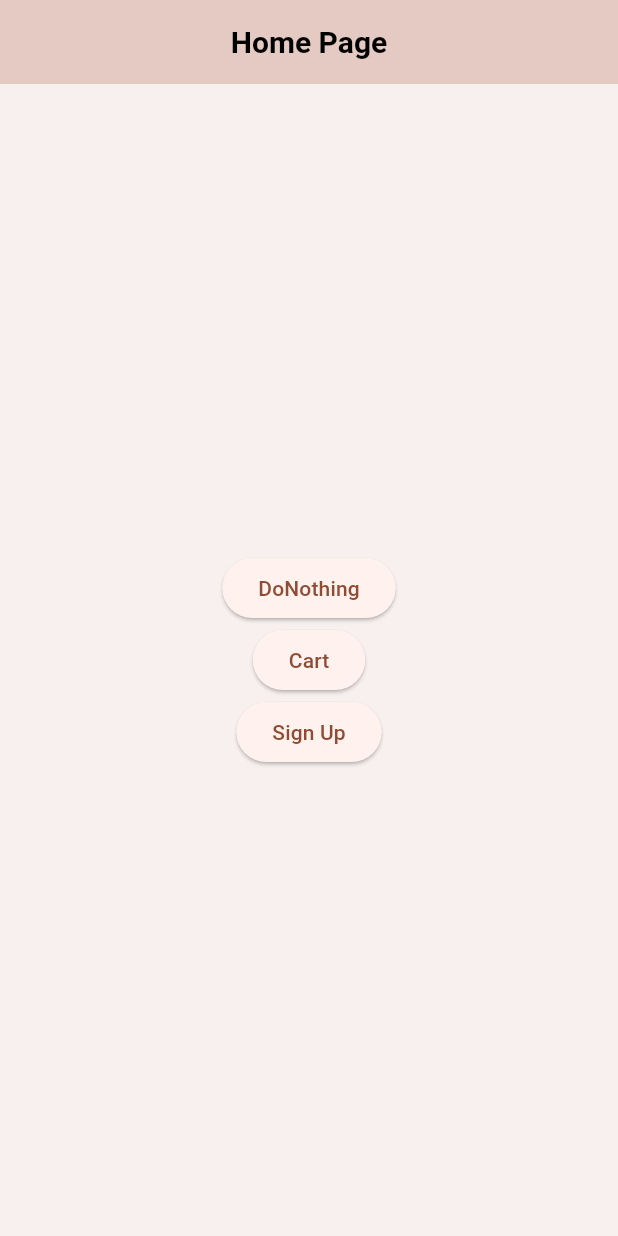
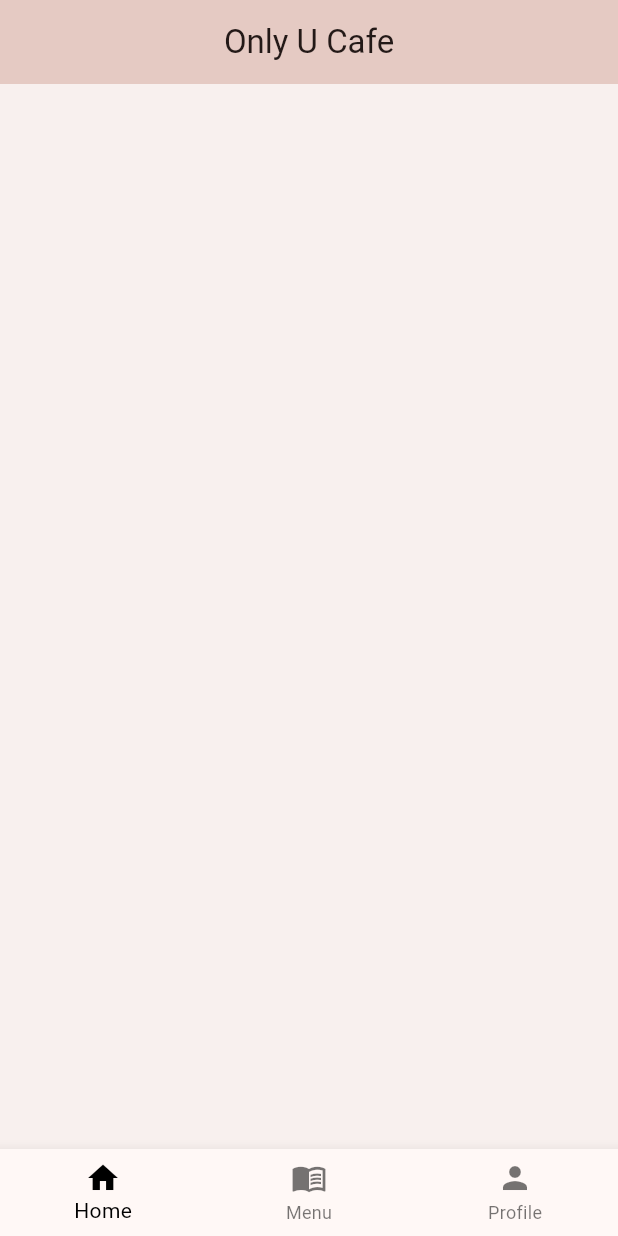
Before and after one commit to xinz02/CareSync, a Flutter app: the screen it shows after launch, on a phone screen of 412 x 824 dp. Run offline on Flutter 3.47's test engine with Material 3 defaults, Android fonts, the phone set to English and light mode, and no system bars; our stand-ins replace cloud_firestore, firebase_auth, firebase_core, go_router, google_fonts, google_sign_in; accounts and stored records are empty.

Commit message:
Home Page

```diff
--- a/lib/home.dart
+++ b/lib/home.dart
@@ -1,31 +1,75 @@
 import 'package:flutter/material.dart';
+import 'package:google_fonts/google_fonts.dart';
 
-class Home extends StatefulWidget {
-  const Home({super.key});
+// class HomePage extends StatefulWidget {
+//   const HomePage({super.key});
+
+//   @override
+//   State<HomePage> createState() => _HomePage();
+// }
+
+// class _HomePage extends State<HomePage> {
+//   @override
+//   Widget build(BuildContext context) {
+//     return Scaffold(
+//       appBar: AppBar(
+//         title: const Text('Home'),
+//       ),
+//       body: const Center(
+//         child: Column(
+//           mainAxisAlignment: MainAxisAlignment.center,
+//           children: [
+//             Text(
+//               'Welcome to Home Page',
+//               style: TextStyle(fontSize: 24.0),
+//             ),
+//             SizedBox(height: 20),
+//             // Add other widgets or content here
+//           ],
+//         ),
+//       ),
+//     );
+//   }
+// }
+
+class HomePage extends StatefulWidget {
+  const HomePage({super.key});
 
   @override
-  State<Home> createState() => _HomeState();
+  State<HomePage> createState() => _HomePageState();
 }
 
-class _HomeState extends State<Home> {
+class _HomePageState extends State<HomePage> {
+  int _selectedIndex = 0;
+
+  void _onItemTapped(int index) {
+    setState(() {
+      _selectedIndex = index;
+    });
+  }
+
   @override
   Widget build(BuildContext context) {
     return Scaffold(
+      backgroundColor: const Color.fromARGB(255, 248, 240, 238),
       appBar: AppBar(
-        title: const Text('Home'),
+        backgroundColor: const Color.fromARGB(255, 229, 202, 195),
+        title: Text(
+          'Only U Cafe',
+          style: GoogleFonts.kaushanScript(),
+        ),
+        centerTitle: true,
       ),
-      body: const Center(
-        child: Column(
-          mainAxisAlignment: MainAxisAlignment.center,
-          children: [
-            Text(
-              'Welcome to Home Page',
-              style: TextStyle(fontSize: 24.0),
-            ),
-            SizedBox(height: 20),
-            // Add other widgets or content here
-          ],
-        ),
+      bottomNavigationBar: BottomNavigationBar(
+        items: const <BottomNavigationBarItem>[
+          BottomNavigationBarItem(icon: Icon(Icons.home), label: "Home"),
+          BottomNavigationBarItem(icon: Icon(Icons.menu_book), label: "Menu"),
+          BottomNavigationBarItem(icon: Icon(Icons.person), label: "Profile"),
+        ],
+        currentIndex: _selectedIndex,
+        selectedItemColor: Colors.black,
+        onTap: _onItemTapped,
+        type: BottomNavigationBarType.fixed,
       ),
     );
   }
--- a/lib/main.dart
+++ b/lib/main.dart
@@ -33,8 +33,8 @@ class MyApp extends StatelessWidget {
   }
 }
 
-class MyHomePage extends StatelessWidget {
-  const MyHomePage({super.key});
+class MenuPage extends StatelessWidget {
+  const MenuPage({super.key});
 
   @override
   Widget build(BuildContext context) {
--- a/lib/router/router.dart
+++ b/lib/router/router.dart
@@ -1,15 +1,17 @@
 import 'package:go_router/go_router.dart';
 import 'package:onlyu_cafe/cart/cart.dart';
+import 'package:onlyu_cafe/home.dart';
 import 'package:onlyu_cafe/main.dart';
 import 'package:onlyu_cafe/user_management/signup.dart';
 
 GoRouter goRouter() {
-  return GoRouter(initialLocation: '/home', routes: <RouteBase>[
-    GoRoute(path: '/home', builder: ((context, state) => const MyHomePage())),
+  return GoRouter(initialLocation: '/test', routes: <RouteBase>[
+    GoRoute(path: '/home', builder: ((context, state) => const MenuPage())),
     GoRoute(
         path: '/donothing',
         builder: ((context, state) => const DoNothingPage())),
     GoRoute(path: '/cart', builder: ((context, state) => const CartPage())),
     GoRoute(path: '/signup', builder: ((context, state) => const SignUp())),
+    GoRoute(path: '/test', builder: ((context, state) => const HomePage())),
   ]);
 }
--- a/lib/service/auth.dart
+++ b/lib/service/auth.dart
@@ -40,7 +40,7 @@ class AuthMethods {
           .addUser(userDetails.uid, userInfoMap)
           .then((value) {
         Navigator.push(
-            context, MaterialPageRoute(builder: (context) => Home()));
+            context, MaterialPageRoute(builder: (context) => HomePage()));
       });
     }
   }
--- a/lib/user_management/login.dart
+++ b/lib/user_management/login.dart
@@ -27,7 +27,7 @@ class _LoginState extends State<Login> {
       );
       Navigator.push(
         context,
-        MaterialPageRoute(builder: (context) => const Home()),
+        MaterialPageRoute(builder: (context) => const HomePage()),
       );
     } on FirebaseAuthException catch (e) {
       if (e.code == 'user-not-found') {
--- a/pubspec.yaml
+++ b/pubspec.yaml
@@ -40,6 +40,7 @@ dependencies:
   google_sign_in: ^6.2.1
   cloud_firestore: ^4.17.0
   go_router: ^13.2.4
+  google_fonts: ^6.2.1
 
 dev_dependencies:
   flutter_test:
```
Also changed, not shown: lib/user_management/signup.dart (+7 -7 lines), pubspec.lock, 1 other file.
